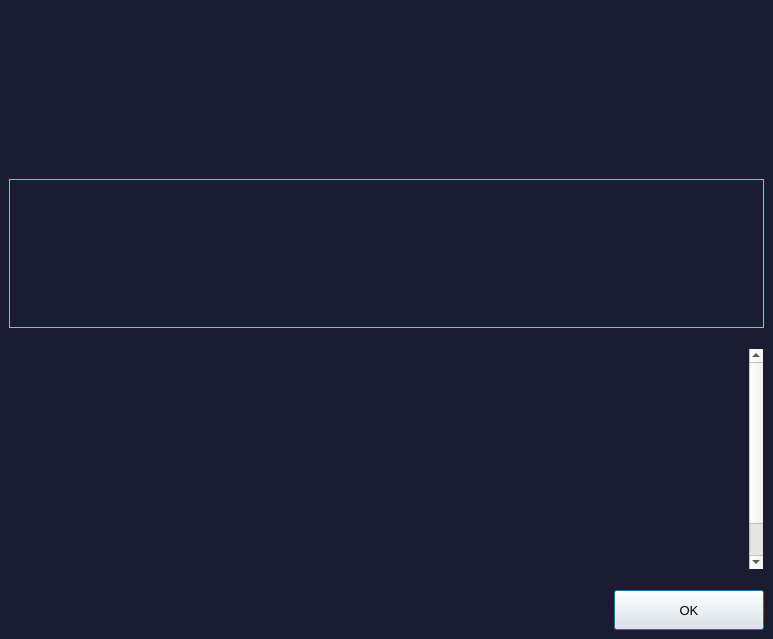
Qt form src/qt/forms/helpmessagedialog.ui (eons-finance/ALQO) before a commit.
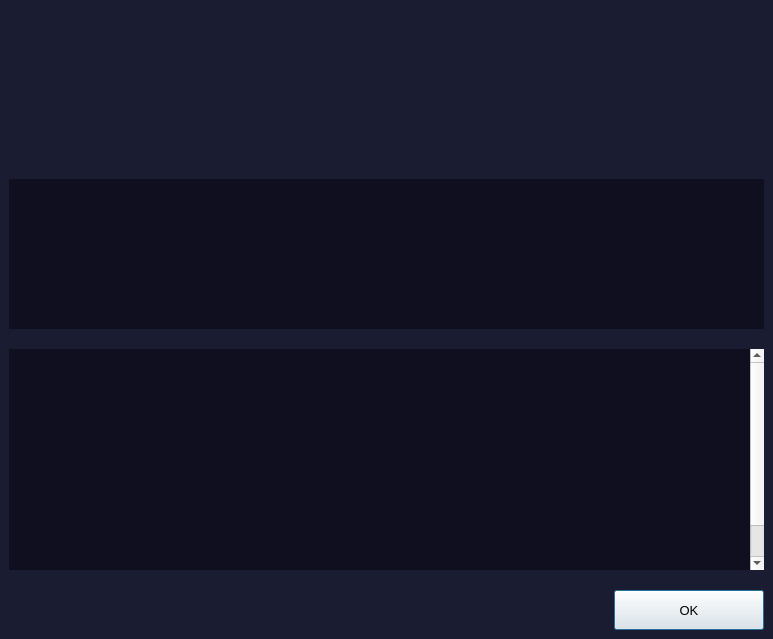
The same form after that commit. Icons and pictures are not drawn.

Diff of the .ui file:
```diff
--- a/src/qt/forms/helpmessagedialog.ui
+++ b/src/qt/forms/helpmessagedialog.ui
@@ -170,8 +170,8 @@
           <property name="styleSheet">
            <string notr="true">#helpMessage {
 	color:#3de4cd;
-	border:1px solid #3de4cd;
-background:transparent;
+	border: none;
+background:#0f0f1f;
 }</string>
           </property>
           <property name="readOnly">
@@ -184,8 +184,10 @@
           <item>
            <widget class="QScrollArea" name="scrollArea">
             <property name="styleSheet">
-             <string notr="true">
-background-color: transparent;</string>
+             <string notr="true">#scrollArea {
+border:none;
+background-color: #0f0f1f;
+}</string>
             </property>
             <property name="verticalScrollBarPolicy">
              <enum>Qt::ScrollBarAlwaysOn</enum>
@@ -198,12 +200,12 @@
               <rect>
                <x>0</x>
                <y>0</y>
-               <width>735</width>
+               <width>737</width>
                <height>263</height>
               </rect>
              </property>
              <property name="styleSheet">
-              <string notr="true"/>
+              <string notr="true">background: transparent;</string>
              </property>
              <layout class="QVBoxLayout" name="verticalLayout_2">
               <item>
```
